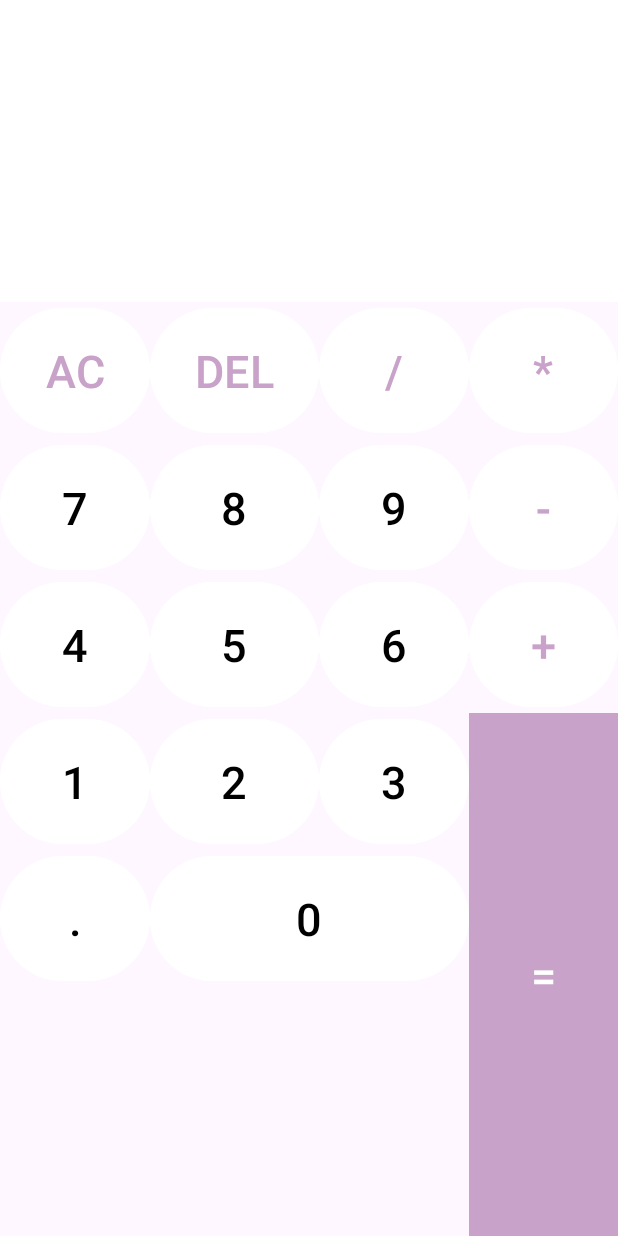
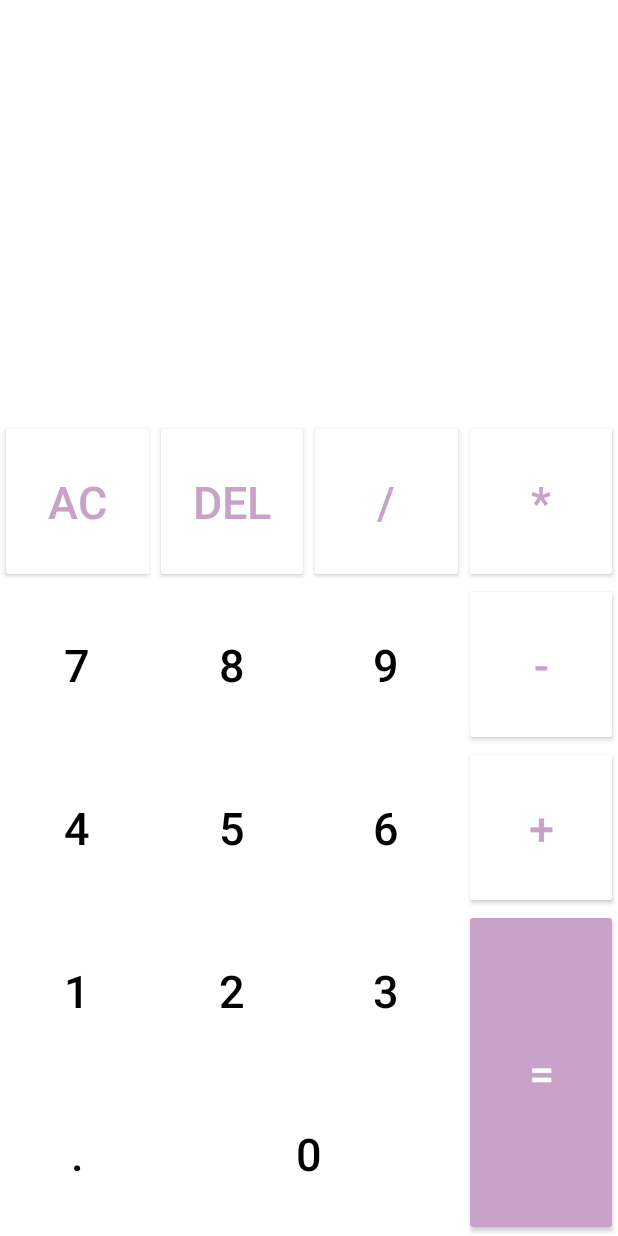
Before and after one commit to AndiPops/BasicAndroidCalculator, an Android app: the screen it shows after launch (MainActivity), on a phone screen of 412 x 824 dp. Run offline under Robolectric (Android 15) with nearby library versions, the phone set to English and light mode, and no system bars.

Commit message:
Make design compatible with all screen sizes

```diff
--- a/app/src/main/res/layout/activity_main.xml
+++ b/app/src/main/res/layout/activity_main.xml
@@ -15,7 +15,7 @@
         <TextView
             android:id="@+id/tvHistory"
             android:layout_width="match_parent"
-            android:layout_height="91dp"
+            android:layout_height="120dp"
             android:textSize="30sp"
             android:gravity="center|end"
             android:background="@color/white"
@@ -25,7 +25,7 @@
         <TextView
             android:id="@+id/tvResult"
             android:layout_width="match_parent"
-            android:layout_height="110dp"
+            android:layout_height="160dp"
             android:textSize="60sp"
             android:gravity="center|end"
             android:background="@color/white"
@@ -37,246 +37,202 @@
     <GridLayout
         android:layout_width="match_parent"
         android:layout_height="match_parent"
+        android:background="@color/white"
         android:rowCount="5"
         android:columnCount="4">
 
-        <Button
+        <androidx.appcompat.widget.AppCompatButton
             android:id="@+id/btnAC"
-            android:layout_height="91dp"
-            android:layout_width="wrap_content"
             android:text="AC"
             android:textSize="30sp"
             android:textColor="@color/lilac"
             android:backgroundTint="@color/white"
-            android:layout_row="0"
-            android:layout_column="0"
-            android:layout_columnWeight="1">
-        </Button>
+            android:layout_columnWeight="1"
+            android:layout_rowWeight="1">
+        </androidx.appcompat.widget.AppCompatButton>
 
-        <Button
+        <androidx.appcompat.widget.AppCompatButton
             android:id="@+id/btnDEL"
-            android:layout_height="91dp"
-            android:layout_width="wrap_content"
             android:text="DEL"
             android:textSize="30sp"
             android:textColor="@color/lilac"
             android:backgroundTint="@color/white"
-            android:layout_row="0"
-            android:layout_column="1"
-            android:layout_columnWeight="1">
-        </Button>
+            android:layout_columnWeight="1"
+            android:layout_rowWeight="1">
+        </androidx.appcompat.widget.AppCompatButton>
 
-        <Button
+        <androidx.appcompat.widget.AppCompatButton
             android:id="@+id/btnDivide"
-            android:layout_height="91dp"
-            android:layout_width="wrap_content"
             android:text="/"
             android:textSize="30sp"
             android:textColor="@color/lilac"
             android:backgroundTint="@color/white"
-            android:layout_row="0"
-            android:layout_column="2"
-            android:layout_columnWeight="1">
-        </Button>
+            android:layout_columnWeight="1"
+            android:layout_rowWeight="1">
+        </androidx.appcompat.widget.AppCompatButton>
 
-        <Button
+        <androidx.appcompat.widget.AppCompatButton
             android:id="@+id/btnMultiply"
-            android:layout_height="91dp"
-            android:layout_width="wrap_content"
             android:text="*"
             android:textSize="30sp"
             android:textColor="@color/lilac"
             android:backgroundTint="@color/white"
-            android:layout_row="0"
-            android:layout_column="3"
-            android:layout_columnWeight="1">
-        </Button>
+            android:layout_columnWeight="1"
+            android:layout_rowWeight="1">
+        </androidx.appcompat.widget.AppCompatButton>
 
-        <Button
+        <androidx.appcompat.widget.AppCompatButton
             android:id="@+id/btnSeven"
-            android:layout_height="91dp"
-            android:layout_width="wrap_content"
             android:text="7"
             android:textSize="30sp"
             android:textColor="@color/black"
             android:backgroundTint="@color/white"
-            android:layout_row="1"
-            android:layout_column="0"
-            android:layout_columnWeight="1">
-        </Button>
+            android:layout_columnWeight="1"
+            android:layout_rowWeight="1"
+            style="?android:attr/borderlessButtonStyle">
+        </androidx.appcompat.widget.AppCompatButton>
 
-        <Button
+        <androidx.appcompat.widget.AppCompatButton
             android:id="@+id/btnEight"
-            android:layout_height="91dp"
-            android:layout_width="wrap_content"
             android:text="8"
             android:textSize="30sp"
             android:textColor="@color/black"
             android:backgroundTint="@color/white"
-            android:layout_row="1"
-            android:layout_column="1"
-            android:layout_columnWeight="1">
-        </Button>
+            android:layout_columnWeight="1"
+            android:layout_rowWeight="1"
+            style="?android:attr/borderlessButtonStyle">
+        </androidx.appcompat.widget.AppCompatButton>
 
-        <Button
+        <androidx.appcompat.widget.AppCompatButton
             android:id="@+id/btnNine"
-            android:layout_height="91dp"
-            android:layout_width="wrap_content"
             android:text="9"
             android:textSize="30sp"
             android:textColor="@color/black"
             android:backgroundTint="@color/white"
-            android:layout_row="1"
-            android:layout_column="2"
-            android:layout_columnWeight="1">
-        </Button>
+            android:layout_columnWeight="1"
+            android:layout_rowWeight="1"
+            style="?android:attr/borderlessButtonStyle">
+        </androidx.appcompat.widget.AppCompatButton>
 
-        <Button
+        <androidx.appcompat.widget.AppCompatButton
             android:id="@+id/btnMinus"
-            android:layout_height="91dp"
-            android:layout_width="wrap_content"
             android:text="-"
             android:textSize="30sp"
             android:textColor="@color/lilac"
             android:backgroundTint="@color/white"
-            android:layout_row="1"
-            android:layout_column="3"
-            android:layout_columnWeight="1">
-        </Button>
-        <Button
+            android:layout_columnWeight="1"
+            android:layout_rowWeight="1">
+        </androidx.appcompat.widget.AppCompatButton>
+
+        <androidx.appcompat.widget.AppCompatButton
             android:id="@+id/btnFour"
-            android:layout_height="91dp"
-            android:layout_width="wrap_content"
             android:text="4"
             android:textSize="30sp"
             android:textColor="@color/black"
             android:backgroundTint="@color/white"
-            android:layout_row="2"
-            android:layout_column="0"
-            android:layout_columnWeight="1">
-        </Button>
+            android:layout_columnWeight="1"
+            android:layout_rowWeight="1"
+            style="?android:attr/borderlessButtonStyle">
+        </androidx.appcompat.widget.AppCompatButton>
 
-        <Button
+        <androidx.appcompat.widget.AppCompatButton
             android:id="@+id/btnFive"
-            android:layout_height="91dp"
-            android:layout_width="wrap_content"
             android:text="5"
             android:textSize="30sp"
             android:textColor="@color/black"
             android:backgroundTint="@color/white"
-            android:layout_row="2"
-            android:layout_column="1"
-            android:layout_columnWeight="1">
-        </Button>
+            android:layout_columnWeight="1"
+            android:layout_rowWeight="1"
+            style="?android:attr/borderlessButtonStyle">
+        </androidx.appcompat.widget.AppCompatButton>
 
-        <Button
+        <androidx.appcompat.widget.AppCompatButton
             android:id="@+id/btnSix"
-            android:layout_height="91dp"
-            android:layout_width="wrap_content"
             android:text="6"
             android:textSize="30sp"
             android:textColor="@color/black"
             android:backgroundTint="@color/white"
-            android:layout_row="2"
-            android:layout_column="2"
-            android:layout_columnWeight="1">
-        </Button>
+            android:layout_columnWeight="1"
+            android:layout_rowWeight="1"
+            style="?android:attr/borderlessButtonStyle">
+        </androidx.appcompat.widget.AppCompatButton>
 
-        <Button
+        <androidx.appcompat.widget.AppCompatButton
             android:id="@+id/btnPlus"
-            android:layout_height="91dp"
-            android:layout_width="wrap_content"
             android:text="+"
             android:textSize="30sp"
             android:textColor="@color/lilac"
             android:backgroundTint="@color/white"
-            android:layout_row="2"
-            android:layout_column="3"
-            android:layout_columnWeight="1">
-        </Button>
+            android:layout_columnWeight="1"
+            android:layout_rowWeight="1">
+        </androidx.appcompat.widget.AppCompatButton>
 
-        <Button
+        <androidx.appcompat.widget.AppCompatButton
             android:id="@+id/btnOne"
-            android:layout_height="91dp"
-            android:layout_width="wrap_content"
             android:text="1"
             android:textSize="30sp"
             android:textColor="@color/black"
             android:backgroundTint="@color/white"
-            android:layout_row="3"
-            android:layout_column="0"
-            android:layout_columnWeight="1">
-        </Button>
+            android:layout_columnWeight="1"
+            android:layout_rowWeight="1"
+            style="?android:attr/borderlessButtonStyle">
+        </androidx.appcompat.widget.AppCompatButton>
 
-        <Button
+        <androidx.appcompat.widget.AppCompatButton
             android:id="@+id/btnTwo"
-            android:layout_height="91dp"
-            android:layout_width="wrap_content"
             android:text="2"
             android:textSize="30sp"
             android:textColor="@color/black"
             android:backgroundTint="@color/white"
-            android:layout_row="3"
-            android:layout_column="1"
-            android:layout_columnWeight="1">
-        </Button>
+            android:layout_columnWeight="1"
+            android:layout_rowWeight="1"
+            style="?android:attr/borderlessButtonStyle">
+        </androidx.appcompat.widget.AppCompatButton>
 
-        <Button
+        <androidx.appcompat.widget.AppCompatButton
             android:id="@+id/btnThree"
-            android:layout_height="91dp"
-            android:layout_width="wrap_content"
             android:text="3"
             android:textSize="30sp"
             android:textColor="@color/black"
             android:backgroundTint="@color/white"
-            android:layout_row="3"
-            android:layout_column="2"
-            android:layout_columnWeight="1">
-        </Button>
+            android:layout_columnWeight="1"
+            android:layout_rowWeight="1"
+            style="?android:attr/borderlessButtonStyle">
+        </androidx.appcompat.widget.AppCompatButton>
 
-        <Button
+        <androidx.appcompat.widget.AppCompatButton
             android:id="@+id/btnEquals"
-            android:layout_height="91dp"
-            android:layout_width="wrap_content"
             android:text="="
             android:textSize="30sp"
             android:textColor="@color/white"
             android:backgroundTint="@color/lilac"
-            android:background="@color/lilac"
-            android:layout_row="3"
-            android:layout_column="3"
             android:layout_columnWeight="1"
             android:layout_rowWeight="1"
             android:layout_rowSpan="2">
-        </Button>
+        </androidx.appcompat.widget.AppCompatButton>
 
-        <Button
+        <androidx.appcompat.widget.AppCompatButton
             android:id="@+id/btnPoint"
-            android:layout_height="91dp"
-            android:layout_width="wrap_content"
             android:text="."
             android:textSize="30sp"
             android:textColor="@color/black"
             android:backgroundTint="@color/white"
-            android:layout_row="4"
-            android:layout_column="0"
-            android:layout_columnWeight="1">
-        </Button>
+            android:layout_columnWeight="1"
+            android:layout_rowWeight="1"
+            style="?android:attr/borderlessButtonStyle">
+        </androidx.appcompat.widget.AppCompatButton>
 
-        <Button
+        <androidx.appcompat.widget.AppCompatButton
             android:id="@+id/btnZero"
-            android:layout_height="91dp"
-            android:layout_width="wrap_content"
             android:text="0"
             android:textSize="30sp"
             android:textColor="@color/black"
             android:backgroundTint="@color/white"
-            android:layout_row="4"
-            android:layout_column="1"
             android:layout_columnWeight="1"
-            android:layout_columnSpan="2">
-        </Button>
-
+            android:layout_rowWeight="1"
+            android:layout_columnSpan="2"
+            style="?android:attr/borderlessButtonStyle">
+        </androidx.appcompat.widget.AppCompatButton>
     </GridLayout>
 
 </LinearLayout>
```
